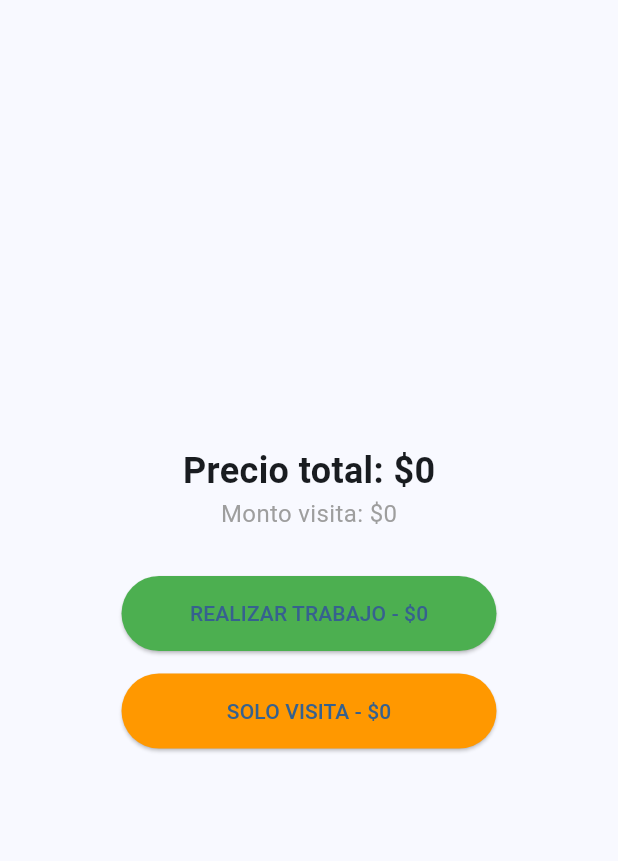
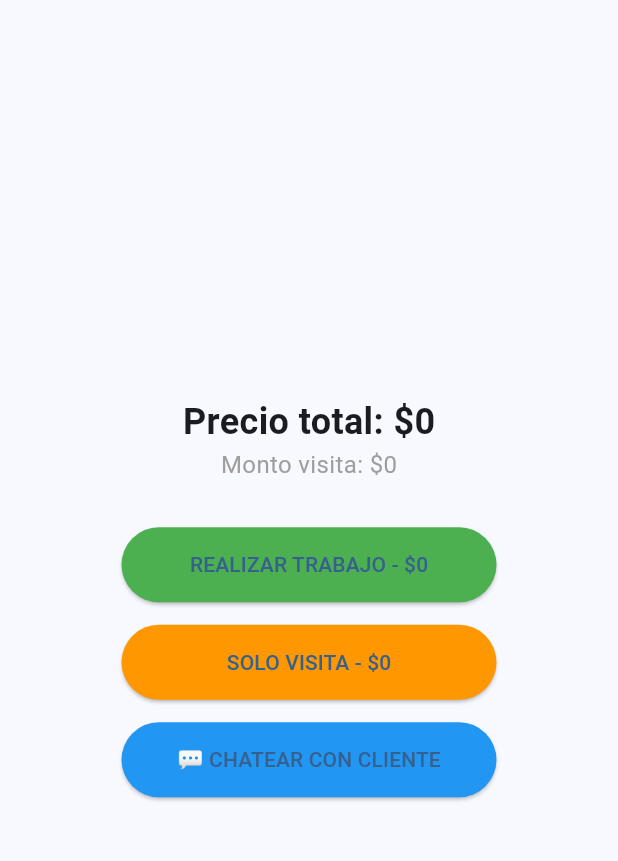
Before and after one commit to israbarreto110-sys/Changa-App, a Flutter app: the ChangaActivaPage screen opened directly with empty values, on a phone screen of 412 x 824 dp, the part 63-924 px from its top. Run offline on Flutter 3.47's test engine with Material 3 defaults, Android fonts, the phone set to English and light mode, and no system bars; our stand-ins replace cloud_firestore, firebase_core, flutter_local_notifications, geolocator; accounts and stored records are empty; statements that could not run were skipped.

Commit message:
Update changa_activa.dart

```diff
--- a/lib/changa_activa.dart
+++ b/lib/changa_activa.dart
@@ -1,5 +1,6 @@
 import 'package:flutter/material.dart';
 import 'package:cloud_firestore/cloud_firestore.dart';
+import 'chat_page.dart'; // <-- ESTA LINEA NUEVA
 
 class ChangaActivaPage extends StatelessWidget {
   final double precio;
@@ -40,9 +41,33 @@ class ChangaActivaPage extends StatelessWidget {
           Text("Precio total: \$${precio.toStringAsFixed(0)}", style: TextStyle(fontSize: 24, fontWeight: FontWeight.bold)),
           Text("Monto visita: \$${montoVisita.toStringAsFixed(0)}", style: TextStyle(fontSize: 16, color: Colors.grey)),
           SizedBox(height: 30),
-          ElevatedButton(style: ElevatedButton.styleFrom(backgroundColor: Colors.green, minimumSize: Size(250, 50)), onPressed: () => _cobrar(context, "trabajo"), child: Text("REALIZAR TRABAJO - \$${precio.toStringAsFixed(0)}")),
+
+          ElevatedButton(
+            style: ElevatedButton.styleFrom(backgroundColor: Colors.green, minimumSize: Size(250, 50)),
+            onPressed: () => _cobrar(context, "trabajo"),
+            child: Text("REALIZAR TRABAJO - \$${precio.toStringAsFixed(0)}")
+          ),
+
           SizedBox(height: 15),
-          ElevatedButton(style: ElevatedButton.styleFrom(backgroundColor: Colors.orange, minimumSize: Size(250, 50)), onPressed: () => _cobrar(context, "visita"), child: Text("SOLO VISITA - \$${montoVisita.toStringAsFixed(0)}")),
+
+          ElevatedButton(
+            style: ElevatedButton.styleFrom(backgroundColor: Colors.orange, minimumSize: Size(250, 50)),
+            onPressed: () => _cobrar(context, "visita"),
+            child: Text("SOLO VISITA - \$${montoVisita.toStringAsFixed(0)}")
+          ),
+
+          SizedBox(height: 15),
+
+          // BOTON NUEVO DEL CHAT
+          ElevatedButton(
+            style: ElevatedButton.styleFrom(backgroundColor: Colors.blue, minimumSize: Size(250, 50)),
+            onPressed: () => Navigator.push(
+              context,
+              MaterialPageRoute(builder: (_) => ChatPage(idChanga: idChanga, idTrabajador: "trabajador1"))
+            ),
+            child: Text("💬 CHATEAR CON CLIENTE")
+          ),
+
         ]),
       ),
     );
```
